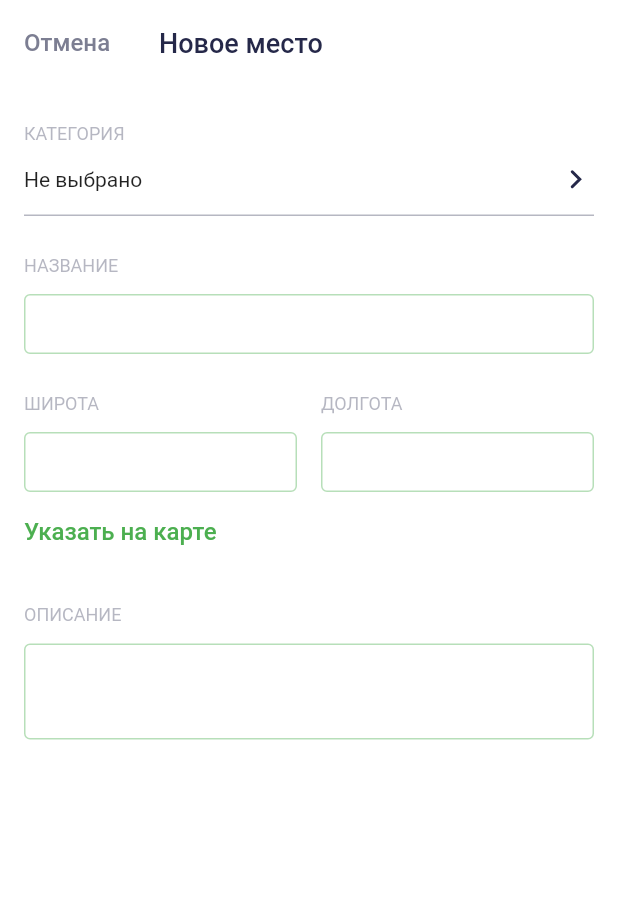
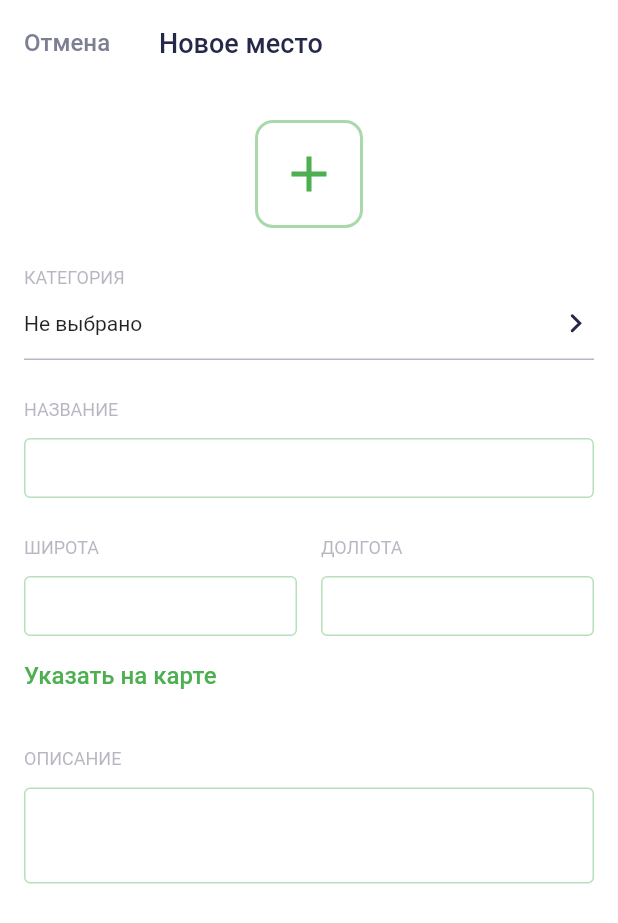
Before and after one commit to SoEasy/surf-flutter-course-sannikov, a Flutter app: the AddSightScreen screen opened directly, on a phone screen of 412 x 824 dp. Shown: the top 923 px of the screen. Run offline on Flutter 3.47's test engine with Material 2 defaults, Android fonts, the phone set to English and light mode, and no system bars; our stand-ins replace flutter_svg.

Commit message:
5_8_1 5_8_2 - маленький рефакторинг + галерея выбора фоток

```diff
--- a/lib/main.dart
+++ b/lib/main.dart
@@ -2,7 +2,7 @@ import 'package:flutter/material.dart';
 import 'package:places/mocks.dart';
 import 'package:places/shared/places_texts.dart';
 import 'package:places/shared/theme_notifier.dart';
-import 'package:places/ui/screen/add_sight_screen.dart';
+import 'package:places/ui/screen/add_sight_screen/add_sight_screen.dart';
 import 'package:places/ui/screen/filters_screen.dart';
 import 'package:places/ui/screen/res/themes.dart';
 import 'package:places/ui/screen/settings_screen.dart';
@@ -38,8 +38,8 @@ class _AppState extends State<App> {
       theme: _isDarkTheme ? darkTheme : lightTheme,
       // theme: darkTheme,
       title: PlacesTexts.appTitle,
-      // home: SightAddScreen(),
-      home: VisitingScreen(),
+      home: AddSightScreen(),
+      // home: VisitingScreen(),
       // home: SightListScreen(),
       // home: SightDetails(mocks[2]),
       // home: FiltersScreen(),
--- a/lib/ui/screen/add_sight_screen.dart
+++ b/lib/ui/screen/add_sight_screen/add_place_form.dart
@@ -1,14 +1,9 @@
 import 'package:flutter/material.dart';
-import 'package:flutter/services.dart';
-import 'package:places/domain/sight.dart';
-import 'package:places/mocks.dart';
 import 'package:places/shared/places_colors.dart';
 import 'package:places/shared/places_fonts.dart';
 import 'package:places/shared/places_sizes.dart';
 import 'package:places/shared/places_texts.dart';
-import 'package:places/ui/common/icons.dart';
-import 'package:places/ui/common/places_green_button.dart';
-import 'package:places/ui/screen/sight_list_screen.dart';
+import 'package:places/ui/screen/add_sight_screen/types.dart';
 
 /// Виджет для отрисовки тектсового поля с лейблом наверху
 class InputWithLabel extends StatelessWidget {
@@ -69,75 +64,6 @@ class InputWithLabel extends StatelessWidget {
           child: child,
         ),
       ],
-    );
-  }
-}
-
-/// Кнопка выбора категории места
-class CategorySelector extends StatelessWidget {
-  @override
-  Widget build(BuildContext context) {
-    return Column(
-      crossAxisAlignment: CrossAxisAlignment.start,
-      children: [
-        Text(
-          PlacesTexts.addPlaceCategoryTitle,
-          style: PlacesFonts.size12.copyWith(
-            color: Theme.of(context).textTheme.subtitle2.color,
-          ),
-        ),
-        SizedBox(
-          height: 48,
-          width: double.infinity,
-          child: InkWell(
-            onTap: () {},
-            child: Container(
-              decoration: BoxDecoration(
-                border: BorderDirectional(
-                  bottom: BorderSide(
-                    color: PlacesColors.textSecondary2Opacity,
-                  ),
-                ),
-              ),
-              child: Row(
-                children: [
-                  Text('Не выбрано'),
-                  Spacer(),
-                  SightIconArrowRight(
-                    withTheme: true,
-                  ),
-                ],
-              ),
-            ),
-          ),
-        ),
-        SizedBox(
-          height: 24,
-        ),
-      ],
-    );
-  }
-}
-
-class AddFormData {
-  final String name;
-  final double lat;
-  final double lon;
-  final String details;
-
-  AddFormData({
-    this.name,
-    this.lat,
-    this.lon,
-    this.details,
-  });
-
-  AddFormData update({name, lat, lon, details}) {
-    return AddFormData(
-      name: name ?? this.name,
-      lat: lat ?? this.lat,
-      lon: lon ?? this.lon,
-      details: details ?? this.details,
     );
   }
 }
@@ -339,118 +265,3 @@ class _AddPlaceFormState extends State<AddPlaceForm> {
     );
   }
 }
-
-/// Экран создания нового места
-class AddSightScreen extends StatefulWidget {
-  @override
-  _AddSightScreenState createState() => _AddSightScreenState();
-}
-
-class _AddSightScreenState extends State<AddSightScreen> {
-  AddFormData formData;
-  bool isValid = false;
-
-  void _handleChangeData(AddFormData newFormData) {
-    setState(() {
-      // Валидация пока херовенькая. Пройдем ключи - сделаю нормально, опираясь на валидность формы
-      isValid = newFormData.name != null &&
-          newFormData.lat != 0 &&
-          newFormData.lon != 0;
-      formData = newFormData;
-    });
-  }
-
-  void _handleSubmit() {
-    if (!isValid) {
-      return;
-    }
-
-    mocks.add(
-      Sight(
-        name: formData.name,
-        lat: formData.lat,
-        lon: formData.lon,
-        url: 'https://',
-        details: formData.details,
-        type: SightType.special,
-      ),
-    );
-
-    Navigator.of(context).push(
-      MaterialPageRoute(builder: (context) => SightListScreen()),
-    );
-  }
-
-  @override
-  Widget build(BuildContext context) {
-    return Scaffold(
-      appBar: AppBar(
-        backgroundColor: Colors.transparent,
-        shadowColor: Colors.transparent,
-        title: Text(
-          PlacesTexts.addPlaceTitle,
-          style: PlacesFonts.size18Weight500.copyWith(
-            color: Theme.of(context).textTheme.headline1.color,
-          ),
-        ),
-        leadingWidth: 90,
-        leading: GestureDetector(
-          onTap: () {
-            Navigator.pop(context);
-          },
-          child: Padding(
-            padding: EdgeInsets.symmetric(
-              horizontal: 16,
-              vertical: 18,
-            ),
-            child: Text(
-              PlacesTexts.actionCancel,
-              style: PlacesFonts.size16Weight500.copyWith(
-                color: PlacesColors.textSecondary2,
-              ),
-            ),
-          ),
-        ),
-      ),
-      bottomNavigationBar: Padding(
-        padding: EdgeInsets.symmetric(
-          horizontal: PlacesSizes.primaryPadding,
-          vertical: PlacesSizes.primaryHalfPadding,
-        ),
-        child: PlacesGreenButton(
-          child: Text(
-            PlacesTexts.actionCreate.toUpperCase(),
-            style: PlacesFonts.size14WeightBold.copyWith(
-              color: Colors.white,
-            ),
-          ),
-          disabled: !isValid,
-          onPressed: _handleSubmit,
-        ),
-      ),
-      body: Padding(
-        padding: EdgeInsets.fromLTRB(
-          PlacesSizes.primaryPadding,
-          PlacesSizes.primaryAndHalfPadding,
-          PlacesSizes.primaryPadding,
-          PlacesSizes.primaryHalfPadding,
-        ),
-        child: SingleChildScrollView(
-          child: Column(
-            crossAxisAlignment: CrossAxisAlignment.start,
-            children: [
-              Column(
-                children: [
-                  CategorySelector(),
-                  AddPlaceForm(
-                    onChangeForm: _handleChangeData,
-                  ),
-                ],
-              ),
-            ],
-          ),
-        ),
-      ),
-    );
-  }
-}
--- /dev/null
+++ b/lib/ui/screen/add_sight_screen/add_sight_screen.dart
@@ -0,0 +1,176 @@
+import 'package:flutter/material.dart';
+import 'package:places/domain/sight.dart';
+import 'package:places/mocks.dart';
+import 'package:places/shared/places_colors.dart';
+import 'package:places/shared/places_fonts.dart';
+import 'package:places/shared/places_sizes.dart';
+import 'package:places/shared/places_texts.dart';
+import 'package:places/ui/common/icons.dart';
+import 'package:places/ui/common/places_green_button.dart';
+import 'package:places/ui/screen/add_sight_screen/photo_selector.dart';
+import 'package:places/ui/screen/add_sight_screen/types.dart';
+import 'package:places/ui/screen/sight_list_screen.dart';
+
+import 'add_place_form.dart';
+
+/// Кнопка выбора категории места
+class CategorySelector extends StatelessWidget {
+  @override
+  Widget build(BuildContext context) {
+    return Column(
+      crossAxisAlignment: CrossAxisAlignment.start,
+      children: [
+        Text(
+          PlacesTexts.addPlaceCategoryTitle,
+          style: PlacesFonts.size12.copyWith(
+            color: Theme.of(context).textTheme.subtitle2.color,
+          ),
+        ),
+        SizedBox(
+          height: 48,
+          width: double.infinity,
+          child: InkWell(
+            onTap: () {},
+            child: Container(
+              decoration: BoxDecoration(
+                border: BorderDirectional(
+                  bottom: BorderSide(
+                    color: PlacesColors.textSecondary2Opacity,
+                  ),
+                ),
+              ),
+              child: Row(
+                children: [
+                  Text('Не выбрано'),
+                  Spacer(),
+                  SightIconArrowRight(
+                    withTheme: true,
+                  ),
+                ],
+              ),
+            ),
+          ),
+        ),
+        SizedBox(
+          height: 24,
+        ),
+      ],
+    );
+  }
+}
+
+/// Экран создания нового места
+class AddSightScreen extends StatefulWidget {
+  @override
+  _AddSightScreenState createState() => _AddSightScreenState();
+}
+
+class _AddSightScreenState extends State<AddSightScreen> {
+  AddFormData formData;
+  bool isValid = false;
+
+  void _handleChangeData(AddFormData newFormData) {
+    setState(() {
+      // Валидация пока херовенькая. Пройдем ключи - сделаю нормально, опираясь на валидность формы
+      isValid = newFormData.name != null &&
+          newFormData.lat != 0 &&
+          newFormData.lon != 0;
+      formData = newFormData;
+    });
+  }
+
+  void _handleSubmit() {
+    if (!isValid) {
+      return;
+    }
+
+    mocks.add(
+      Sight(
+        name: formData.name,
+        lat: formData.lat,
+        lon: formData.lon,
+        url: 'https://',
+        details: formData.details,
+        type: SightType.special,
+      ),
+    );
+
+    Navigator.of(context).push(
+      MaterialPageRoute(builder: (context) => SightListScreen()),
+    );
+  }
+
+  @override
+  Widget build(BuildContext context) {
+    return Scaffold(
+      appBar: AppBar(
+        backgroundColor: Colors.transparent,
+        shadowColor: Colors.transparent,
+        title: Text(
+          PlacesTexts.addPlaceTitle,
+          style: PlacesFonts.size18Weight500.copyWith(
+            color: Theme.of(context).textTheme.headline1.color,
+          ),
+        ),
+        leadingWidth: 90,
+        leading: GestureDetector(
+          onTap: () {
+            Navigator.pop(context);
+          },
+          child: Padding(
+            padding: EdgeInsets.symmetric(
+              horizontal: 16,
+              vertical: 18,
+            ),
+            child: Text(
+              PlacesTexts.actionCancel,
+              style: PlacesFonts.size16Weight500.copyWith(
+                color: PlacesColors.textSecondary2,
+              ),
+            ),
+          ),
+        ),
+      ),
+      bottomNavigationBar: Padding(
+        padding: EdgeInsets.symmetric(
+          horizontal: PlacesSizes.primaryPadding,
+          vertical: PlacesSizes.primaryHalfPadding,
+        ),
+        child: PlacesGreenButton(
+          child: Text(
+            PlacesTexts.actionCreate.toUpperCase(),
+            style: PlacesFonts.size14WeightBold.copyWith(
+              color: Colors.white,
+            ),
+          ),
+          disabled: !isValid,
+          onPressed: _handleSubmit,
+        ),
+      ),
+      body: Padding(
+        padding: EdgeInsets.fromLTRB(
+          PlacesSizes.primaryPadding,
+          PlacesSizes.primaryAndHalfPadding,
+          PlacesSizes.primaryPadding,
+          PlacesSizes.primaryHalfPadding,
+        ),
+        child: SingleChildScrollView(
+          child: Column(
+            crossAxisAlignment: CrossAxisAlignment.start,
+            children: [
+              Column(
+                children: [
+                  PhotoSelector(),
+                  CategorySelector(),
+                  AddPlaceForm(
+                    onChangeForm: _handleChangeData,
+                  ),
+                ],
+              ),
+            ],
+          ),
+        ),
+      ),
+    );
+  }
+}
--- /dev/null
+++ b/lib/ui/screen/add_sight_screen/photo_selector.dart
@@ -0,0 +1,156 @@
+import 'package:flutter/material.dart';
+import 'package:places/shared/places_colors.dart';
+import 'package:places/shared/places_sizes.dart';
+import 'package:places/ui/common/icons.dart';
+import 'package:uuid/uuid.dart';
+
+var uuid = Uuid();
+
+
+/// Зеленая кнопка, которая будет вызвать галерею для выбора фоток
+class PhotoAddButton extends StatelessWidget {
+  final VoidCallback onAdd;
+
+  PhotoAddButton({
+    this.onAdd,
+  });
+
+  @override
+  Widget build(BuildContext context) {
+    final _isLight = Theme.of(context).brightness == Brightness.light;
+    final _borderColor = _isLight
+        ? PlacesColors.primaryButtonLight
+        : PlacesColors.primaryButtonDark;
+
+    return GestureDetector(
+      onTap: () {
+        onAdd?.call();
+      },
+      child: Container(
+          width: 72,
+          height: 72,
+          decoration: BoxDecoration(
+            borderRadius: BorderRadius.circular(12),
+            border: Border.all(
+              width: 2,
+              color: _borderColor.withOpacity(0.48),
+            ),
+          ),
+          child: Center(
+            child: Icon(
+              Icons.add,
+              size: 40.0,
+              color: _borderColor,
+            ),
+          )),
+    );
+  }
+}
+
+
+/// Превьюшка для фотографии в выборе фотографий
+class PhotoItem extends StatelessWidget {
+  final dynamic id;
+  final VoidCallback onRemove;
+
+  PhotoItem({
+    @required this.id,
+    this.onRemove,
+  });
+
+  @override
+  Widget build(BuildContext context) {
+    return Dismissible(
+      key: ValueKey(id),
+      direction: DismissDirection.up,
+      onDismissed: (_) {
+        onRemove?.call();
+      },
+      child: Padding(
+        padding: EdgeInsets.only(
+          left: PlacesSizes.primaryPadding,
+        ),
+        child: Container(
+          width: 72,
+          height: 72,
+          clipBehavior: Clip.hardEdge,
+          decoration: BoxDecoration(
+            color: Colors.red,
+            borderRadius: BorderRadius.circular(12),
+          ),
+          child: Stack(
+            children: [
+              Positioned(
+                child: InkWell(
+                  onTap: () {
+                    onRemove?.call();
+                  },
+                  child: SightIconClear(
+                    color: Colors.white,
+                    width: 20.0,
+                    height: 20.0,
+                  ),
+                ),
+                top: 6,
+                right: 6,
+              ),
+              Positioned(
+                child: Text(
+                  (id as String).substring(
+                    0,
+                    5,
+                  ),
+                ),
+              ),
+            ],
+          ),
+        ),
+      ),
+    );
+  }
+}
+
+/// Виджет строки для выбора фоток. Пока не умеет выдавать их наружу,
+/// но научится когда придет время
+/// Поэтому и данные пока dynamic - на настоящих фотках наверно будет точный тип
+class PhotoSelector extends StatefulWidget {
+  @override
+  _PhotoSelectorState createState() => _PhotoSelectorState();
+}
+
+class _PhotoSelectorState extends State<PhotoSelector> {
+  final List<dynamic> photos = [];
+
+  @override
+  Widget build(BuildContext context) {
+    return Padding(
+      padding: EdgeInsets.only(
+        bottom: PlacesSizes.primaryAndHalfPadding,
+      ),
+      child: SingleChildScrollView(
+        scrollDirection: Axis.horizontal,
+        child: Row(
+          mainAxisAlignment: MainAxisAlignment.start,
+          mainAxisSize: MainAxisSize.max,
+          children: [
+            PhotoAddButton(
+              onAdd: () {
+                setState(() {
+                  photos.add(uuid.v4());
+                });
+              },
+            ),
+            for (var i = 0, l = photos.length; i < l; i += 1)
+              PhotoItem(
+                  id: photos[i].toString(),
+                  onRemove: () {
+                    setState(() {
+                      photos.removeAt(i);
+                    });
+                  }),
+          ],
+        ),
+      ),
+    );
+  }
+}
--- /dev/null
+++ b/lib/ui/screen/add_sight_screen/types.dart
@@ -0,0 +1,22 @@
+class AddFormData {
+  final String name;
+  final double lat;
+  final double lon;
+  final String details;
+
+  AddFormData({
+    this.name,
+    this.lat,
+    this.lon,
+    this.details,
+  });
+
+  AddFormData update({name, lat, lon, details}) {
+    return AddFormData(
+      name: name ?? this.name,
+      lat: lat ?? this.lat,
+      lon: lon ?? this.lon,
+      details: details ?? this.details,
+    );
+  }
+}
--- a/lib/ui/screen/sight_list_screen.dart
+++ b/lib/ui/screen/sight_list_screen.dart
@@ -6,7 +6,7 @@ import 'package:places/shared/places_texts.dart';
 import 'package:places/ui/common/icons.dart';
 import 'package:places/ui/common/rainbow_button.dart';
 import 'package:places/ui/navigation/sight_bottom_navigator.dart';
-import 'package:places/ui/screen/add_sight_screen.dart';
+import 'package:places/ui/screen/add_sight_screen/add_sight_screen.dart';
 import 'package:places/ui/screen/cards/sight_list_card.dart';
 import 'package:places/ui/screen/sight_app_bar.dart';
 import 'package:places/ui/screen/widgets/search_bar.dart';
--- a/pubspec.yaml
+++ b/pubspec.yaml
@@ -18,6 +18,7 @@ dependencies:
   # Так и не нашел, как обновить dart sdk, поэтому зафиксировал на 1.0.0
   cupertino_icons: 1.0.0
   flutter_svg: 0.19.1
+  uuid:
 
 dev_dependencies:
   flutter_test:
```
Also changed, not shown: lib/ui/common/icons.dart (+13 -6 lines), pubspec.lock.
